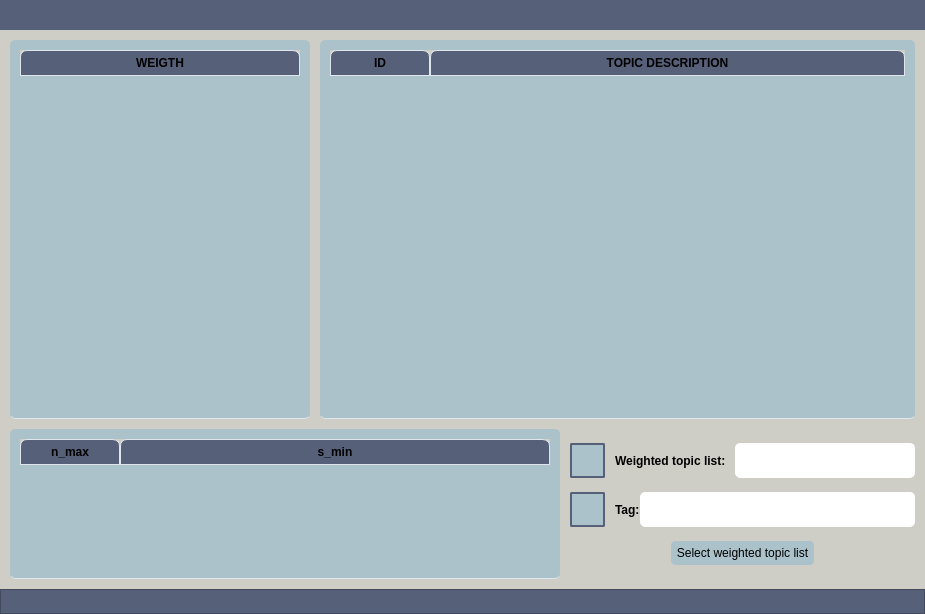
IntelCompH2020/domain_classification, file UIs/get_labels_by_topics.ui: the form before one commit.
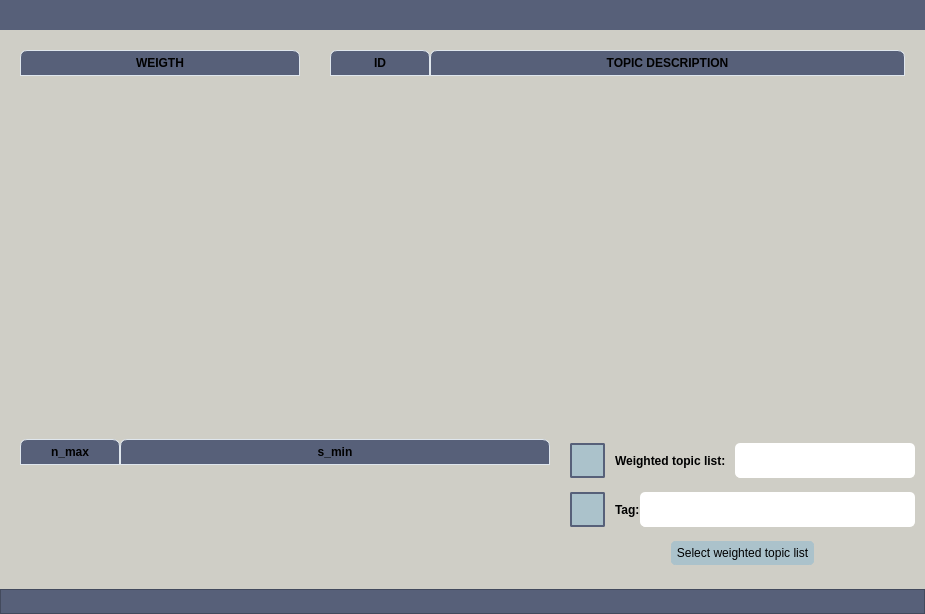
The form after the commit.

Commit message: Relevance feedback implemented; main UI updated to included parameter configuration; keywords and topics moved into secondary thread.

What changed in the file:
```diff
--- a/UIs/get_labels_by_topics.ui
+++ b/UIs/get_labels_by_topics.ui
@@ -154,14 +154,14 @@
              </property>
              <property name="styleSheet">
               <string notr="true">QTableWidget {	
-	background-color: #ABC2CB;
 	padding: 10px;
 	border-radius: 5px;
 	gridline-color: #DFE6ED;
-	border-bottom: 1px solid #DFE6ED;
 	color:black;
+
 }
 QTableWidget::item{
+	background-color: #ABC2CB;
 	border-color: #DFE6ED;
 	padding-left: 5px;
 	padding-right: 5px;
@@ -212,8 +212,7 @@
 	background-color: #ABC2CB;
 	border: 2px solid #ABC2CB;
 	color:black;
-}
-</string>
+}</string>
              </property>
              <property name="editTriggers">
               <set>QAbstractItemView::AnyKeyPressed|QAbstractItemView::CurrentChanged|QAbstractItemView::EditKeyPressed</set>
@@ -224,6 +223,9 @@
              <attribute name="verticalHeaderVisible">
               <bool>false</bool>
              </attribute>
+             <attribute name="verticalHeaderStretchLastSection">
+              <bool>true</bool>
+             </attribute>
              <column>
               <property name="text">
                <string>WEIGTH</string>
@@ -257,14 +259,14 @@
             <widget class="QTableWidget" name="table_widget_topic_list">
              <property name="styleSheet">
               <string notr="true">QTableWidget {	
-	background-color: #ABC2CB;
 	padding: 10px;
 	border-radius: 5px;
 	gridline-color: #DFE6ED;
-	border-bottom: 1px solid #DFE6ED;
 	color:black;
+
 }
 QTableWidget::item{
+	background-color: #ABC2CB;
 	border-color: #DFE6ED;
 	padding-left: 5px;
 	padding-right: 5px;
@@ -310,7 +312,12 @@
 {
     border: 1px solid #576079;
 }
-</string>
+
+QToolTip {	
+	background-color: #ABC2CB;
+	border: 2px solid #ABC2CB;
+	color:black;
+}</string>
              </property>
              <property name="editTriggers">
               <set>QAbstractItemView::NoEditTriggers</set>
@@ -321,6 +328,9 @@
              <attribute name="verticalHeaderVisible">
               <bool>false</bool>
              </attribute>
+             <attribute name="verticalHeaderStretchLastSection">
+              <bool>true</bool>
+             </attribute>
              <column>
               <property name="text">
                <string>ID</string>
@@ -401,14 +411,14 @@
              </property>
              <property name="styleSheet">
               <string notr="true">QTableWidget {	
-	background-color: #ABC2CB;
 	padding: 10px;
 	border-radius: 5px;
 	gridline-color: #DFE6ED;
-	border-bottom: 1px solid #DFE6ED;
 	color:black;
+
 }
 QTableWidget::item{
+	background-color: #ABC2CB;
 	border-color: #DFE6ED;
 	padding-left: 5px;
 	padding-right: 5px;
@@ -470,6 +480,9 @@
              <attribute name="verticalHeaderVisible">
               <bool>false</bool>
              </attribute>
+             <attribute name="verticalHeaderStretchLastSection">
+              <bool>true</bool>
+             </attribute>
              <column>
               <property name="text">
                <string>n_max</string>
```
The commit also changes 11 other files.
